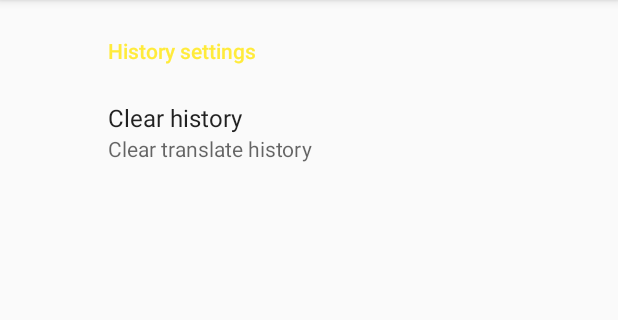
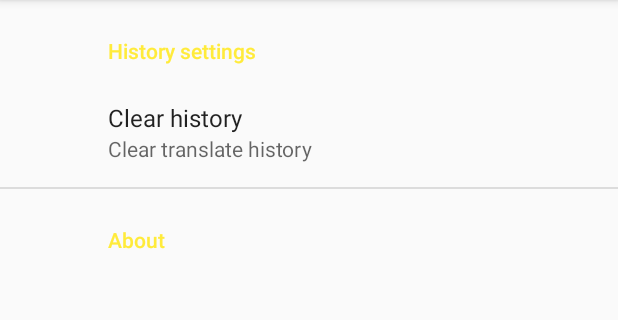
Before and after one commit to VDenis/YandexTranslator, an Android app: the fragment SettingsFragment shown on its own in the app's theme, on a phone screen of 412 x 824 dp, the part 84-404 px from its top. Run offline under Robolectric (Android 15) with nearby library versions, the phone set to English and light mode, and no system bars; our stand-ins replace androidx.preference.

Commit message:
refactor string names, fix system status bar, add about fragment

```diff
--- a/app/src/main/java/com/app/vdlasov/yandextranslate/ui/fragment/about/SettingsFragment.java
+++ b/app/src/main/java/com/app/vdlasov/yandextranslate/ui/fragment/about/SettingsFragment.java
@@ -4,10 +4,8 @@ import com.app.vdlasov.yandextranslate.R;
 
 import android.os.Bundle;
 import android.support.annotation.Nullable;
-import android.support.v7.app.AppCompatActivity;
 import android.support.v7.preference.Preference;
 import android.support.v7.preference.PreferenceFragmentCompat;
-import android.support.v7.widget.Toolbar;
 import android.view.View;
 
 /**
@@ -27,7 +25,7 @@ public class SettingsFragment extends PreferenceFragmentCompat {
     public void onCreatePreferences(final Bundle savedInstanceState, final String rootKey) {
         addPreferencesFromResource(R.xml.preferences);
 
-        Preference button = findPreference(getString(R.string.clear_history_button_preference));
+        Preference button = findPreference(getString(R.string.preference_key_clear_history_button));
         button.setOnPreferenceClickListener(new Preference.OnPreferenceClickListener() {
             @Override
             public boolean onPreferenceClick(final Preference preference) {
--- a/app/src/main/res/values-v21/styles.xml
+++ b/app/src/main/res/values-v21/styles.xml
@@ -5,11 +5,11 @@
         <item name="windowActionBar">false</item>
         <item name="windowNoTitle">true</item>
         <item name="android:windowDrawsSystemBarBackgrounds">true</item>
-        <item name="android:statusBarColor">@android:color/transparent</item>
+        <item name="android:statusBarColor">@color/colorPrimaryDark</item>
 
-        <item name="android:navigationBarColor">@android:color/transparent</item>
-        <item name="android:windowTranslucentStatus">true</item>
-        <item name="android:windowTranslucentNavigation">true</item>
-        <item name="android:fitsSystemWindows">true</item>
+        <!--<item name="android:navigationBarColor">@android:color/transparent</item>-->
+        <!--<item name="android:windowTranslucentStatus">true</item>-->
+        <!--&lt;!&ndash;<item name="android:windowTranslucentNavigation">true</item>&ndash;&gt;-->
+        <!--<item name="android:fitsSystemWindows">true</item>-->
     </style>
 </resources>
--- a/app/src/main/res/values/strings.xml
+++ b/app/src/main/res/values/strings.xml
@@ -14,8 +14,11 @@
     <string name="fragment_translate_edit_text_title_phrase">Input translate phrase here</string>
 
     <!-- Settings -->
-    <string name="history_preferences">History settings</string>
-    <string name="clear_history_button_preference">CLEAR_HISTORY_BUTTON_PREFERENCE</string>
+    <string name="preference_title_history">History settings</string>
+    <string name="preference_key_clear_history_button">CLEAR_HISTORY_BUTTON_PREFERENCE</string>
+
+    <string name="preference_title_about">About</string>
+    <string name="preference_text_about">Yandex translate application. Author: Denis Vlasov.</string>
 
     <string-array name="languages_name_to_abbreviation">
         <item name="Russian">ru</item>
--- a/app/src/main/res/xml/preferences.xml
+++ b/app/src/main/res/xml/preferences.xml
@@ -1,12 +1,18 @@
 <?xml version="1.0" encoding="utf-8"?>
-<PreferenceScreen xmlns:android="http://schemas.android.com/apk/res/android">
+<PreferenceScreen xmlns:android="http://schemas.android.com/apk/res/android"
+    xmlns:app="http://schemas.android.com/apk/res-auto">
 
-    <PreferenceCategory android:title="@string/history_preferences">
+    <PreferenceCategory android:title="@string/preference_title_history">
 
         <Preference
-            android:title="Clear history"
-            android:key="@string/clear_history_button_preference"
-            android:summary="Clear translate history" />
+            android:key="@string/preference_key_clear_history_button"
+            android:summary="Clear translate history"
+            android:title="Clear history" />
 
     </PreferenceCategory>
+
+    <PreferenceCategory android:title="@string/preference_title_about">
+
+        <Preference app:layout="@layout/preference_about"/>
+    </PreferenceCategory>
 </PreferenceScreen>
```
Also changed, not shown: app/src/main/res/layout/preference_about.xml (added, +15 -0 lines).
